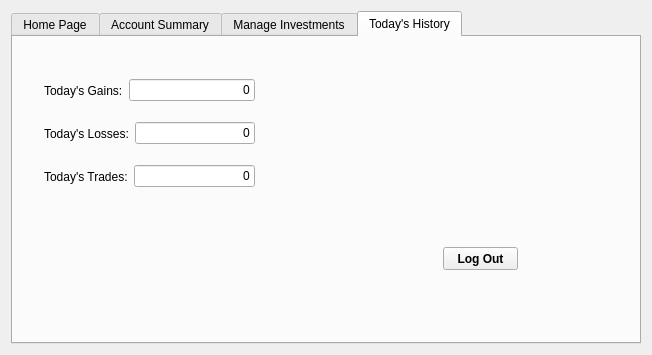
Above: loginpage.ui from ckhajavi/MI5 before the change. Below: the same form after it.
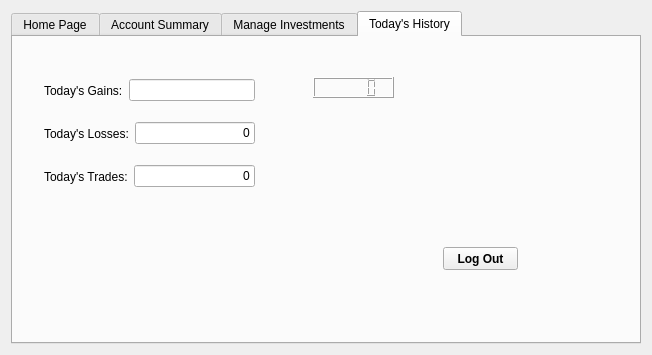
That is the form after the change.

Commit message:
read and write todays gains
displays todays gains from stock list class

The edit to the form file:
```diff
--- a/loginpage.ui
+++ b/loginpage.ui
@@ -576,7 +576,7 @@
         <item>
          <widget class="QLineEdit" name="lineEdit_TodaysGains">
           <property name="text">
-           <string>0</string>
+           <string/>
           </property>
           <property name="alignment">
            <set>Qt::AlignRight|Qt::AlignTrailing|Qt::AlignVCenter</set>
@@ -671,6 +671,16 @@
         <string>Log Out</string>
        </property>
       </widget>
+      <widget class="QLCDNumber" name="lcdNumber">
+       <property name="geometry">
+        <rect>
+         <x>300</x>
+         <y>40</y>
+         <width>81</width>
+         <height>21</height>
+        </rect>
+       </property>
+      </widget>
      </widget>
     </widget>
    </item>
```
The commit also changes 1 other file.
